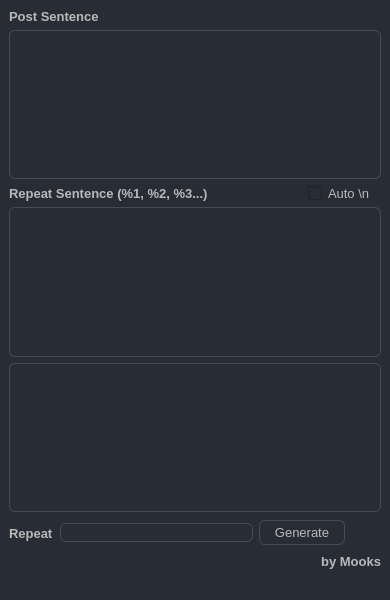
The window that mainwindow.ui (J-Mook/SequentialNumberGenerator) describes before a commit, drawn with Qt 5.
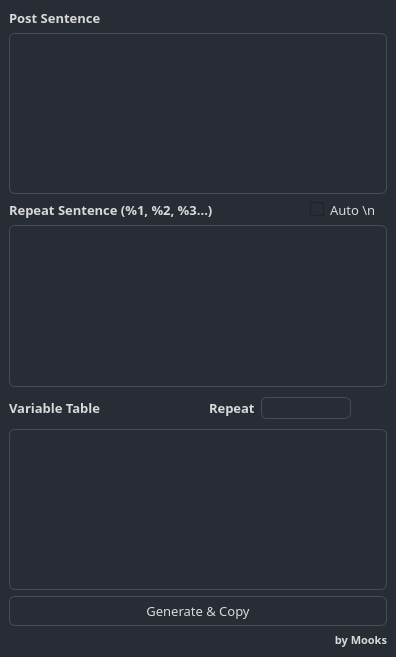
The same window after the commit. Icons and pictures are not drawn.

Commit message: feat: add AppleSDGothicNeo font files and update resource references

```diff
--- a/mainwindow.ui
+++ b/mainwindow.ui
@@ -6,8 +6,8 @@
    <rect>
     <x>0</x>
     <y>0</y>
-    <width>390</width>
-    <height>600</height>
+    <width>396</width>
+    <height>657</height>
    </rect>
   </property>
   <property name="windowTitle">
@@ -43,13 +43,13 @@
   background-color: #282c34;
   border-color: #464c55;
   border-radius: 6px;
-  color: #b9b9b9;
+  color: #d9d9d9;
 }
 
 QWidget:window {
   background: #282c34;
   border-color: #464c55;
-  color: #b9b9b9;
+  color: #d9d9d9;
 }
 
 QTabWidget::pane {
@@ -83,7 +83,7 @@
   background-color: #282c34;
   border: 1px solid #464c55;
   border-radius: 6px;
-  color: #b9b9b9;
+  color: #d9d9d9;
   padding: 1px 2em 1px 3px;
 }
 
@@ -110,7 +110,7 @@
   border-bottom-left-radius: 0;
   border-bottom-right-radius: 0;
   border-bottom: none;
-  color: #b9b9b9;
+  color: #d9d9d9;
   padding-left: 5px;
   padding-right: 10px;
   padding-top: 3px;
@@ -235,7 +235,7 @@
 QTableCornerButton::section,
 QAbstractSpinBox {
   background-color: #282c34;
-  color: #b9b9b9;
+  color: #d9d9d9;
   border: 1px solid #464c55;
   border-radius: 6px;
 }
@@ -337,7 +337,7 @@
 QHeaderView::section {
   background: #282c34;
   border: 0;
-  color: #b9b9b9;
+  color: #d9d9d9;
   padding: 3px 0 3px 4px;
 }
 
@@ -360,71 +360,70 @@
 </string>
   </property>
   <widget class="QWidget" name="centralwidget">
-   <layout class="QGridLayout" name="gridLayout">
-    <item row="8" column="2">
-     <layout class="QHBoxLayout" name="horizontalLayout">
-      <item>
-       <widget class="QLabel" name="label">
-        <property name="font">
-         <font>
-          <pointsize>10</pointsize>
-          <bold>true</bold>
-         </font>
-        </property>
-        <property name="text">
-         <string>Repeat</string>
-        </property>
-       </widget>
-      </item>
-      <item>
-       <widget class="QLineEdit" name="lineEdit_repeat">
-        <property name="font">
-         <font>
-          <pointsize>10</pointsize>
-         </font>
-        </property>
-       </widget>
-      </item>
-      <item>
-       <widget class="QPushButton" name="pushButton">
-        <property name="font">
-         <font>
-          <pointsize>10</pointsize>
-         </font>
-        </property>
-        <property name="text">
-         <string>   Generate   </string>
-        </property>
-       </widget>
-      </item>
-      <item>
-       <widget class="QToolButton" name="toolButton_Copy">
-        <property name="font">
-         <font>
-          <pointsize>10</pointsize>
-         </font>
-        </property>
-        <property name="styleSheet">
-         <string notr="true"/>
-        </property>
-        <property name="icon">
-         <iconset resource="Icon.qrc">
-          <normaloff>:/new/prefix1/content_copy_round-4x.png</normaloff>:/new/prefix1/content_copy_round-4x.png</iconset>
-        </property>
-        <property name="iconSize">
-         <size>
-          <width>25</width>
-          <height>25</height>
-         </size>
-        </property>
-       </widget>
-      </item>
-     </layout>
+   <layout class="QGridLayout" name="gridLayout" rowminimumheight="0,0,0,0,0,0,0,0,0,30,0">
+    <item row="10" column="2">
+     <widget class="QLabel" name="label_4">
+      <property name="font">
+       <font>
+        <family>AppleSDGothicNeoR00</family>
+        <pointsize>8</pointsize>
+        <bold>true</bold>
+       </font>
+      </property>
+      <property name="text">
+       <string>by Mooks</string>
+      </property>
+      <property name="alignment">
+       <set>Qt::AlignRight|Qt::AlignTrailing|Qt::AlignVCenter</set>
+      </property>
+     </widget>
+    </item>
+    <item row="9" column="2">
+     <widget class="QPushButton" name="pushButton">
+      <property name="sizePolicy">
+       <sizepolicy hsizetype="Minimum" vsizetype="Fixed">
+        <horstretch>0</horstretch>
+        <verstretch>0</verstretch>
+       </sizepolicy>
+      </property>
+      <property name="minimumSize">
+       <size>
+        <width>75</width>
+        <height>22</height>
+       </size>
+      </property>
+      <property name="maximumSize">
+       <size>
+        <width>16777215</width>
+        <height>35</height>
+       </size>
+      </property>
+      <property name="baseSize">
+       <size>
+        <width>0</width>
+        <height>35</height>
+       </size>
+      </property>
+      <property name="font">
+       <font>
+        <family>AppleSDGothicNeoR00</family>
+        <pointsize>10</pointsize>
+       </font>
+      </property>
+      <property name="text">
+       <string> Generate &amp;&amp; Copy </string>
+      </property>
+      <property name="icon">
+       <iconset resource="Icon.qrc">
+        <normaloff>:/new/prefix1/content_copy_round-4x.png</normaloff>:/new/prefix1/content_copy_round-4x.png</iconset>
+      </property>
+     </widget>
     </item>
     <item row="0" column="2">
      <widget class="QLabel" name="label_2">
       <property name="font">
        <font>
+        <family>AppleSDGothicNeoSB00</family>
         <pointsize>10</pointsize>
         <bold>true</bold>
        </font>
@@ -441,36 +440,12 @@
      <widget class="QTableWidget" name="tableWidget_SeqNum">
       <property name="font">
        <font>
+        <family>AppleSDGothicNeoR00</family>
         <pointsize>10</pointsize>
        </font>
       </property>
       <property name="contextMenuPolicy">
-       <enum>Qt::ContextMenuPolicy::CustomContextMenu</enum>
-      </property>
-     </widget>
-    </item>
-    <item row="1" column="2">
-     <widget class="QTextEdit" name="textEdit_post_text">
-      <property name="font">
-       <font>
-        <pointsize>10</pointsize>
-       </font>
-      </property>
-     </widget>
-    </item>
-    <item row="9" column="2">
-     <widget class="QLabel" name="label_4">
-      <property name="font">
-       <font>
-        <pointsize>10</pointsize>
-        <bold>true</bold>
-       </font>
-      </property>
-      <property name="text">
-       <string>by Mooks</string>
-      </property>
-      <property name="alignment">
-       <set>Qt::AlignmentFlag::AlignRight|Qt::AlignmentFlag::AlignTrailing|Qt::AlignmentFlag::AlignVCenter</set>
+       <enum>Qt::CustomContextMenu</enum>
       </property>
      </widget>
     </item>
@@ -481,8 +456,15 @@
       </property>
       <item>
        <widget class="QLabel" name="label_3">
+        <property name="sizePolicy">
+         <sizepolicy hsizetype="Ignored" vsizetype="Preferred">
+          <horstretch>0</horstretch>
+          <verstretch>0</verstretch>
+         </sizepolicy>
+        </property>
         <property name="font">
          <font>
+          <family>AppleSDGothicNeoSB00</family>
           <pointsize>10</pointsize>
           <bold>true</bold>
          </font>
@@ -499,6 +481,7 @@
        <widget class="QCheckBox" name="checkBox_AutoEnter">
         <property name="font">
          <font>
+          <family>AppleSDGothicNeoR00</family>
           <pointsize>10</pointsize>
          </font>
         </property>
@@ -516,11 +499,106 @@
      <widget class="QTextEdit" name="textEdit_repeat_text">
       <property name="font">
        <font>
+        <family>AppleSDGothicNeoR00</family>
         <pointsize>10</pointsize>
        </font>
       </property>
      </widget>
     </item>
+    <item row="1" column="2">
+     <widget class="QTextEdit" name="textEdit_post_text">
+      <property name="font">
+       <font>
+        <family>AppleSDGothicNeoR00</family>
+        <pointsize>10</pointsize>
+       </font>
+      </property>
+     </widget>
+    </item>
+    <item row="5" column="2">
+     <layout class="QHBoxLayout" name="horizontalLayout" stretch="0,0,0,2,0">
+      <item>
+       <widget class="QLabel" name="label_6">
+        <property name="font">
+         <font>
+          <family>AppleSDGothicNeoSB00</family>
+          <pointsize>10</pointsize>
+          <bold>true</bold>
+         </font>
+        </property>
+        <property name="text">
+         <string>Variable Table</string>
+        </property>
+       </widget>
+      </item>
+      <item>
+       <spacer name="horizontalSpacer">
+        <property name="orientation">
+         <enum>Qt::Horizontal</enum>
+        </property>
+        <property name="sizeHint" stdset="0">
+         <size>
+          <width>40</width>
+          <height>20</height>
+         </size>
+        </property>
+       </spacer>
+      </item>
+      <item>
+       <widget class="QLabel" name="label">
+        <property name="font">
+         <font>
+          <family>AppleSDGothicNeoSB00</family>
+          <pointsize>10</pointsize>
+          <bold>true</bold>
+         </font>
+        </property>
+        <property name="text">
+         <string>Repeat</string>
+        </property>
+       </widget>
+      </item>
+      <item>
+       <widget class="QLineEdit" name="lineEdit_repeat">
+        <property name="maximumSize">
+         <size>
+          <width>90</width>
+          <height>16777215</height>
+         </size>
+        </property>
+        <property name="font">
+         <font>
+          <family>AppleSDGothicNeoR00</family>
+          <pointsize>10</pointsize>
+         </font>
+        </property>
+       </widget>
+      </item>
+      <item>
+       <widget class="QToolButton" name="toolButton_Copy">
+        <property name="font">
+         <font>
+          <family>AppleSDGothicNeoR00</family>
+          <pointsize>10</pointsize>
+         </font>
+        </property>
+        <property name="styleSheet">
+         <string notr="true"/>
+        </property>
+        <property name="icon">
+         <iconset resource="Icon.qrc">
+          <normaloff>:/new/prefix1/content_copy_round-4x.png</normaloff>:/new/prefix1/content_copy_round-4x.png</iconset>
+        </property>
+        <property name="iconSize">
+         <size>
+          <width>25</width>
+          <height>25</height>
+         </size>
+        </property>
+       </widget>
+      </item>
+     </layout>
+    </item>
    </layout>
   </widget>
   <widget class="QMenuBar" name="menubar">
@@ -533,7 +611,6 @@
     </rect>
    </property>
   </widget>
-  <widget class="QStatusBar" name="statusbar"/>
  </widget>
  <resources>
   <include location="Icon.qrc"/>
```
Left out of the diff: 2 changed lines with no effect on the pictures. The commit also changes 12 other files.
